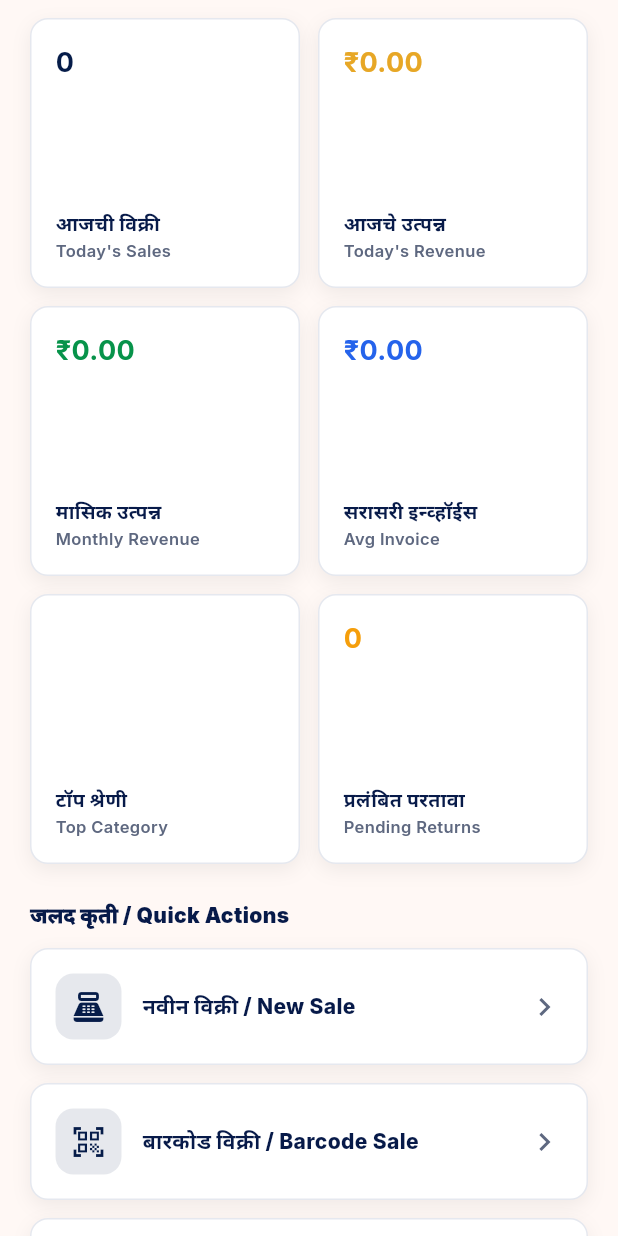
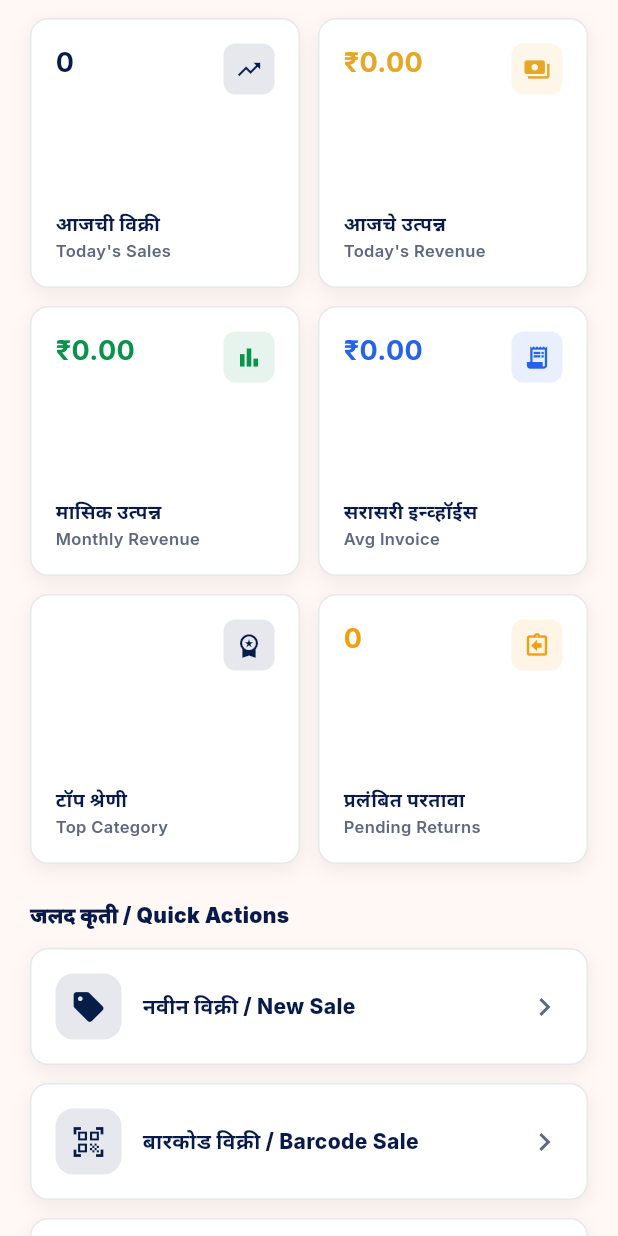
Before and after one commit to mgajapure/Jewellery-ERP, a Flutter app: the _DashboardBody widget shown alone on an empty page, opened directly with empty values, on a phone screen of 412 x 824 dp. Run offline on Flutter 3.47's test engine with Material 3 defaults, Android fonts, the phone set to English and light mode, and no system bars; our stand-ins replace cached_network_image, dio, equatable, flutter_bloc, flutter_secure_storage, get_it and 7 more; missing offline and left inert: mobile_scanner; accounts and stored records are empty; network calls fail.

Commit message:
feat: add professional modern icons to all dashboard KPI tiles and metric cards
- dashboard_page.dart: update Quick Actions icons, add icon badges to all MetricTile cards (Active Girvi/Loan Exposure/Collections/Overdue), update menu sheet icons
- sales_dashboard_page.dart: add icon badges to all 6 metric cards, update action card icons (sell, qr_code_scanner, receipt_long)
- purchase_dashboard_page.dart: add icon field to _Metric, render icon badges in all 6 metric cards, update action card icons (add_business, receipt_long, storefront, analytics)
- compliance_dashboard_page.dart: add per-form icons to _FormActionCard (gavel, today, lock_outlined, summarize)
- savings_dashboard_page.dart: update savings icons to account_balance_wallet_outlined and diamond

Co-Authored-By: Claude Sonnet 4.6 <noreply@anthropic.com>
Claude-Session: https://claude.ai/code/session_017AfoR36DvYnMqWnNKQGGxi

```diff
--- a/lib/src/features/sales/pages/sales_dashboard_page.dart
+++ b/lib/src/features/sales/pages/sales_dashboard_page.dart
@@ -80,36 +80,48 @@ class _DashboardBody extends StatelessWidget {
         'labelEn': "Today's Sales",
         'value': '${stats.todaySales}',
         'color': SalesColors.navy,
+        'icon': Icons.trending_up,
+        'iconColor': SalesColors.navy,
       },
       {
         'labelMr': 'आजचे उत्पन्न',
         'labelEn': "Today's Revenue",
         'value': '₹${amtFmt.format(stats.todayRevenue)}',
         'color': SalesColors.gold,
+        'icon': Icons.payments,
+        'iconColor': SalesColors.gold,
       },
       {
         'labelMr': 'मासिक उत्पन्न',
         'labelEn': 'Monthly Revenue',
         'value': '₹${amtFmt.format(stats.monthlyRevenue)}',
         'color': SalesColors.green,
+        'icon': Icons.bar_chart,
+        'iconColor': SalesColors.green,
       },
       {
         'labelMr': 'सरासरी इन्व्हॉईस',
         'labelEn': 'Avg Invoice',
         'value': '₹${amtFmt.format(stats.avgInvoice)}',
         'color': const Color(0xFF2563EB),
+        'icon': Icons.receipt_long,
+        'iconColor': const Color(0xFF2563EB),
       },
       {
         'labelMr': 'टॉप श्रेणी',
         'labelEn': 'Top Category',
         'value': stats.topCategory,
         'color': SalesColors.navy,
+        'icon': Icons.workspace_premium,
+        'iconColor': SalesColors.navy,
       },
       {
         'labelMr': 'प्रलंबित परतावा',
         'labelEn': 'Pending Returns',
         'value': '${stats.pendingReturns}',
         'color': SalesColors.orange,
+        'icon': Icons.assignment_return_outlined,
+        'iconColor': SalesColors.orange,
       },
     ];
 
@@ -143,21 +155,21 @@ class _DashboardBody extends StatelessWidget {
             ),
             const SizedBox(height: 12),
             _ActionCard(
-              icon: Icons.point_of_sale_outlined,
+              icon: Icons.sell,
               titleMr: 'नवीन विक्री',
               titleEn: 'New Sale',
               onTap: () => context.goNamed('new-sale'),
             ),
             const SizedBox(height: 12),
             _ActionCard(
-              icon: Icons.qr_code_scanner_outlined,
+              icon: Icons.qr_code_scanner,
               titleMr: 'बारकोड विक्री',
               titleEn: 'Barcode Sale',
               onTap: () => context.goNamed('barcode-sale'),
             ),
             const SizedBox(height: 12),
             _ActionCard(
-              icon: Icons.menu_book_outlined,
+              icon: Icons.receipt_long,
               titleMr: 'विक्री खाते',
               titleEn: 'Sales Ledger',
               onTap: () => context.goNamed('sales-ledger'),
@@ -184,6 +196,8 @@ class _MetricCard extends StatelessWidget {
   @override
   Widget build(BuildContext context) {
     final color = metric['color'] as Color;
+    final iconColor = metric['iconColor'] as Color;
+    final icon = metric['icon'] as IconData;
     return Container(
       padding: const EdgeInsets.all(16),
       decoration: BoxDecoration(
@@ -202,7 +216,11 @@ class _MetricCard extends StatelessWidget {
         crossAxisAlignment: CrossAxisAlignment.start,
         mainAxisAlignment: MainAxisAlignment.spaceBetween,
         children: [
-          Text(
+          Row(
+            crossAxisAlignment: CrossAxisAlignment.start,
+            children: [
+              Expanded(
+                child: Text(
                   metric['value'] as String,
                   style: TextStyle(
                     fontSize: 18,
@@ -211,6 +229,18 @@ class _MetricCard extends StatelessWidget {
                   ),
                   maxLines: 1,
                   overflow: TextOverflow.ellipsis,
+                ),
+              ),
+              Container(
+                width: 34,
+                height: 34,
+                decoration: BoxDecoration(
+                  color: iconColor.withValues(alpha: 0.1),
+                  borderRadius: BorderRadius.circular(8),
+                ),
+                child: Icon(icon, color: iconColor, size: 18),
+              ),
+            ],
           ),
           Column(
             crossAxisAlignment: CrossAxisAlignment.start,
--- a/lib/src/features/savings/pages/savings_dashboard_page.dart
+++ b/lib/src/features/savings/pages/savings_dashboard_page.dart
@@ -207,7 +207,7 @@ class _SummaryBanner extends StatelessWidget {
             ),
             child: Row(
               children: [
-                const Icon(Icons.savings_outlined,
+                const Icon(Icons.account_balance_wallet_outlined,
                     color: SavingsColors.gold, size: 20),
                 const SizedBox(width: 10),
                 Column(
@@ -311,7 +311,7 @@ class _PlanCard extends StatelessWidget {
                   color: SavingsColors.gold.withAlpha(20),
                   borderRadius: BorderRadius.circular(14),
                 ),
-                child: const Icon(Icons.savings_outlined,
+                child: const Icon(Icons.diamond,
                     color: SavingsColors.gold, size: 26),
               ),
               const SizedBox(width: 14),
```
Also changed, not shown: lib/src/features/compliance/pages/compliance_dashboard_page.dart (+8 -2 lines), lib/src/features/dashboard/dashboard_page.dart (+48 -15 lines), lib/src/features/purchase/pages/purchase_dashboard_page.dart (+29 -5 lines). Lines whose indentation alone changed are shown as unchanged.
